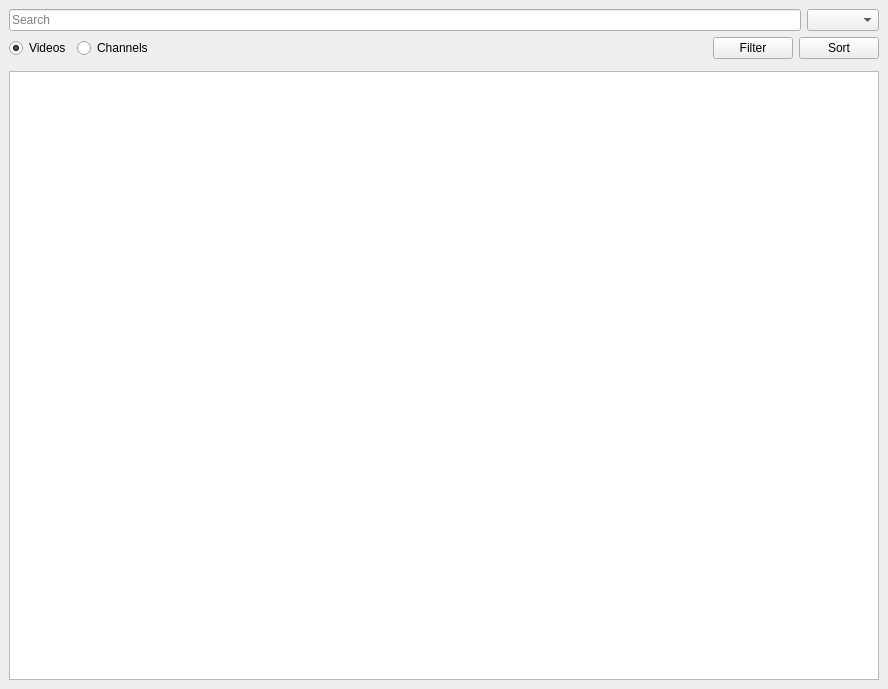
Qt form ui/mainVideoList.ui (drk10015/WatchTime-Calculator) before a commit.
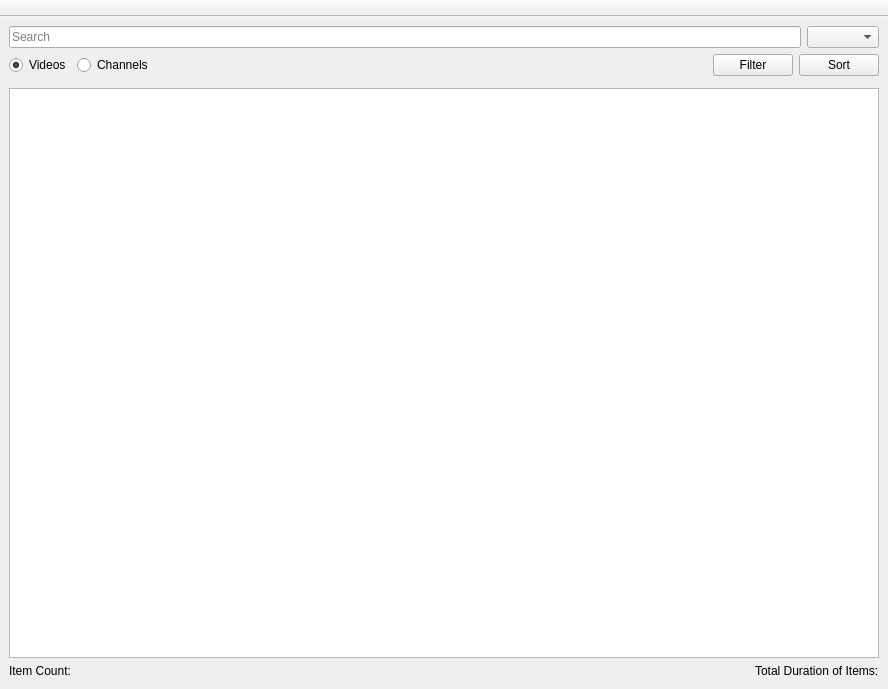
The same form after that commit.

Patch:
```diff
--- a/ui/mainVideoList.ui
+++ b/ui/mainVideoList.ui
@@ -14,8 +14,8 @@
    <string>MainWindow</string>
   </property>
   <widget class="QWidget" name="centralwidget">
-   <layout class="QVBoxLayout" name="verticalLayout">
-    <item>
+   <layout class="QGridLayout" name="gridLayout">
+    <item row="0" column="0">
      <layout class="QHBoxLayout" name="horizontalLayout_3">
       <item>
        <widget class="QLineEdit" name="searchBar">
@@ -29,7 +29,7 @@
       </item>
      </layout>
     </item>
-    <item>
+    <item row="1" column="0">
      <layout class="QHBoxLayout" name="horizontalLayout">
       <item>
        <widget class="QRadioButton" name="videoButton">
@@ -96,11 +96,59 @@
       </property>
      </widget>
     </item>
-    <item>
+    <item row="3" column="0">
      <widget class="QListWidget" name="videoView"/>
     </item>
+    <item row="4" column="0">
+     <layout class="QHBoxLayout" name="horizontalLayout_5">
+      <item alignment="Qt::AlignLeft|Qt::AlignVCenter">
+       <widget class="QLabel" name="itemCountLabel">
+        <property name="text">
+         <string>Item Count: </string>
+        </property>
+       </widget>
+      </item>
+      <item alignment="Qt::AlignRight|Qt::AlignVCenter">
+       <widget class="QLabel" name="durationLabel">
+        <property name="text">
+         <string>Total Duration of Items:</string>
+        </property>
+       </widget>
+      </item>
+     </layout>
+    </item>
+    <item row="5" column="0">
+     <spacer name="verticalSpacer">
+      <property name="orientation">
+       <enum>Qt::Vertical</enum>
+      </property>
+      <property name="sizeType">
+       <enum>QSizePolicy::Fixed</enum>
+      </property>
+      <property name="sizeHint" stdset="0">
+       <size>
+        <width>20</width>
+        <height>2</height>
+       </size>
+      </property>
+     </spacer>
+    </item>
    </layout>
   </widget>
+  <widget class="QToolBar" name="toolBar">
+   <property name="windowTitle">
+    <string>toolBar</string>
+   </property>
+   <property name="movable">
+    <bool>false</bool>
+   </property>
+   <attribute name="toolBarArea">
+    <enum>TopToolBarArea</enum>
+   </attribute>
+   <attribute name="toolBarBreak">
+    <bool>false</bool>
+   </attribute>
+  </widget>
  </widget>
  <resources/>
  <connections/>
```
Left out of the diff: 2 changed lines with no effect on the pictures.
